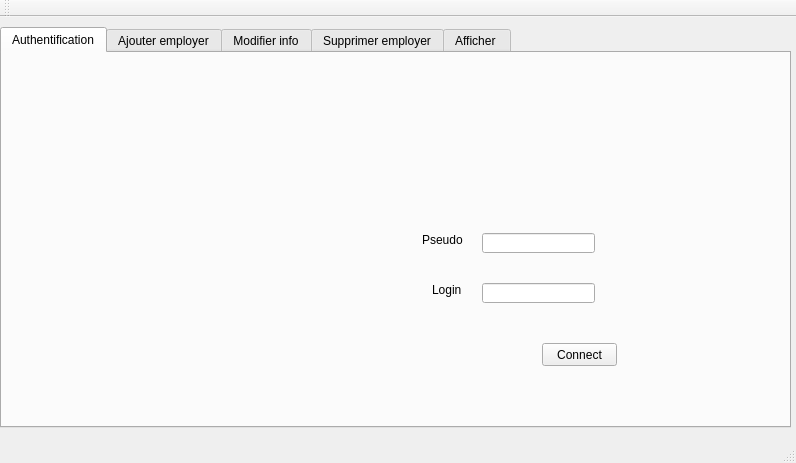
choucheniheb/Projet_C-_2A23_Smart-beauty-center, file mainwindow.ui: the form before one commit.
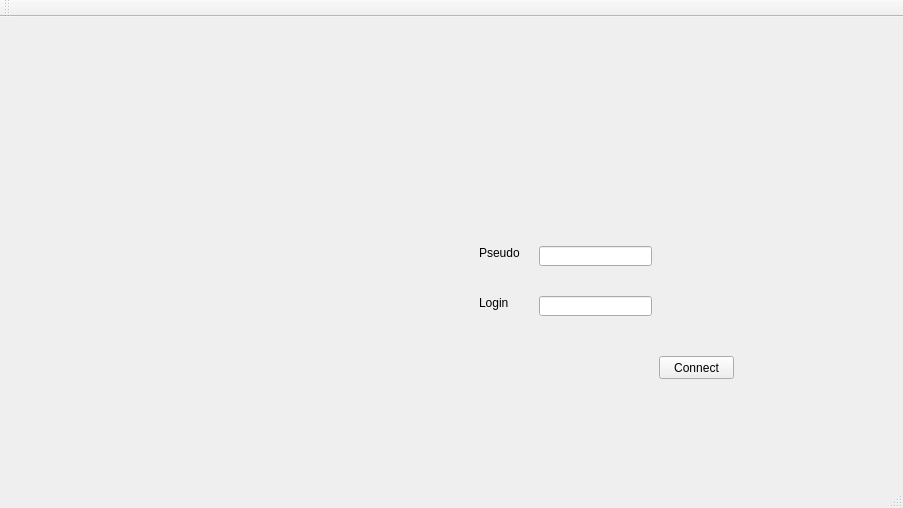
The form after the commit. The open tabs and pages were chosen to show the change.

What changed in the file:
```diff
--- a/mainwindow.ui
+++ b/mainwindow.ui
@@ -6,109 +6,39 @@
    <rect>
     <x>0</x>
     <y>0</y>
-    <width>796</width>
-    <height>463</height>
+    <width>903</width>
+    <height>508</height>
    </rect>
   </property>
   <property name="windowTitle">
    <string>Gestion des Clients</string>
   </property>
   <widget class="QWidget" name="centralWidget">
+   <widget class="QStackedWidget" name="stackedWidget">
+    <property name="geometry">
+     <rect>
+      <x>-1</x>
+      <y>9</y>
+      <width>891</width>
+      <height>481</height>
+     </rect>
+    </property>
+    <property name="currentIndex">
+     <number>0</number>
+    </property>
+    <widget class="QWidget" name="page">
    <widget class="QTabWidget" name="tabWidget">
     <property name="geometry">
      <rect>
       <x>0</x>
-      <y>10</y>
-      <width>791</width>
-      <height>401</height>
+        <y>20</y>
+        <width>691</width>
+        <height>471</height>
      </rect>
     </property>
     <property name="currentIndex">
-     <number>2</number>
-    </property>
-    <widget class="QWidget" name="tab_16">
-     <attribute name="title">
-      <string>Authentification</string>
-     </attribute>
-     <widget class="QLineEdit" name="lineEdit_52">
-      <property name="geometry">
-       <rect>
-        <x>480</x>
-        <y>180</y>
-        <width>113</width>
-        <height>20</height>
-       </rect>
-      </property>
-     </widget>
-     <widget class="QLineEdit" name="lineEdit_53">
-      <property name="geometry">
-       <rect>
-        <x>480</x>
-        <y>230</y>
-        <width>113</width>
-        <height>20</height>
-       </rect>
-      </property>
-     </widget>
-     <widget class="QLabel" name="label_72">
-      <property name="geometry">
-       <rect>
-        <x>420</x>
-        <y>180</y>
-        <width>47</width>
-        <height>14</height>
-       </rect>
-      </property>
-      <property name="text">
-       <string>Pseudo</string>
-      </property>
-     </widget>
-     <widget class="QLabel" name="label_73">
-      <property name="geometry">
-       <rect>
-        <x>430</x>
-        <y>230</y>
-        <width>47</width>
-        <height>14</height>
-       </rect>
-      </property>
-      <property name="text">
-       <string>Login</string>
-      </property>
-     </widget>
-     <widget class="QPushButton" name="Connect_4">
-      <property name="geometry">
-       <rect>
-        <x>540</x>
-        <y>290</y>
-        <width>75</width>
-        <height>23</height>
-       </rect>
-      </property>
-      <property name="text">
-       <string>Connect</string>
-      </property>
-     </widget>
-     <widget class="QLabel" name="label_pic">
-      <property name="geometry">
-       <rect>
-        <x>10</x>
-        <y>-30</y>
-        <width>801</width>
-        <height>411</height>
-       </rect>
-      </property>
-      <property name="text">
-       <string/>
-      </property>
-     </widget>
-     <zorder>label_pic</zorder>
-     <zorder>lineEdit_52</zorder>
-     <zorder>lineEdit_53</zorder>
-     <zorder>label_72</zorder>
-     <zorder>label_73</zorder>
-     <zorder>Connect_4</zorder>
-    </widget>
+       <number>1</number>
+      </property>
     <widget class="QWidget" name="tab_17">
      <attribute name="title">
       <string>Ajouter employer</string>
@@ -359,12 +289,12 @@
        <string/>
       </property>
      </widget>
-     <widget class="QStackedWidget" name="stackedWidget">
+       <widget class="QStackedWidget" name="stackedWidget_2">
       <property name="geometry">
        <rect>
         <x>0</x>
         <y>10</y>
-        <width>611</width>
+          <width>681</width>
         <height>331</height>
        </rect>
       </property>
@@ -860,6 +790,88 @@
     </widget>
    </widget>
   </widget>
+    <widget class="QWidget" name="page_2">
+     <widget class="QLabel" name="label_73">
+      <property name="geometry">
+       <rect>
+        <x>480</x>
+        <y>270</y>
+        <width>47</width>
+        <height>14</height>
+       </rect>
+      </property>
+      <property name="text">
+       <string>Login</string>
+      </property>
+     </widget>
+     <widget class="QLabel" name="label_pic">
+      <property name="geometry">
+       <rect>
+        <x>0</x>
+        <y>10</y>
+        <width>801</width>
+        <height>411</height>
+       </rect>
+      </property>
+      <property name="text">
+       <string/>
+      </property>
+     </widget>
+     <widget class="QPushButton" name="pushButton_Login">
+      <property name="geometry">
+       <rect>
+        <x>660</x>
+        <y>330</y>
+        <width>75</width>
+        <height>23</height>
+       </rect>
+      </property>
+      <property name="text">
+       <string>Connect</string>
+      </property>
+     </widget>
+     <widget class="QLineEdit" name="lineEdit_password">
+      <property name="geometry">
+       <rect>
+        <x>540</x>
+        <y>270</y>
+        <width>113</width>
+        <height>20</height>
+       </rect>
+      </property>
+     </widget>
+     <widget class="QLineEdit" name="lineEdit_username">
+      <property name="geometry">
+       <rect>
+        <x>540</x>
+        <y>220</y>
+        <width>113</width>
+        <height>20</height>
+       </rect>
+      </property>
+     </widget>
+     <widget class="QLabel" name="label_72">
+      <property name="geometry">
+       <rect>
+        <x>480</x>
+        <y>220</y>
+        <width>47</width>
+        <height>14</height>
+       </rect>
+      </property>
+      <property name="text">
+       <string>Pseudo</string>
+      </property>
+     </widget>
+     <zorder>label_pic</zorder>
+     <zorder>label_73</zorder>
+     <zorder>pushButton_Login</zorder>
+     <zorder>lineEdit_password</zorder>
+     <zorder>lineEdit_username</zorder>
+     <zorder>label_72</zorder>
+    </widget>
+   </widget>
+  </widget>
   <widget class="QMenuBar" name="menuBar">
    <property name="geometry">
     <rect>
```
Left out of the diff: 88 changed lines with no effect on the pictures. Lines whose indentation alone changed are shown as unchanged.
